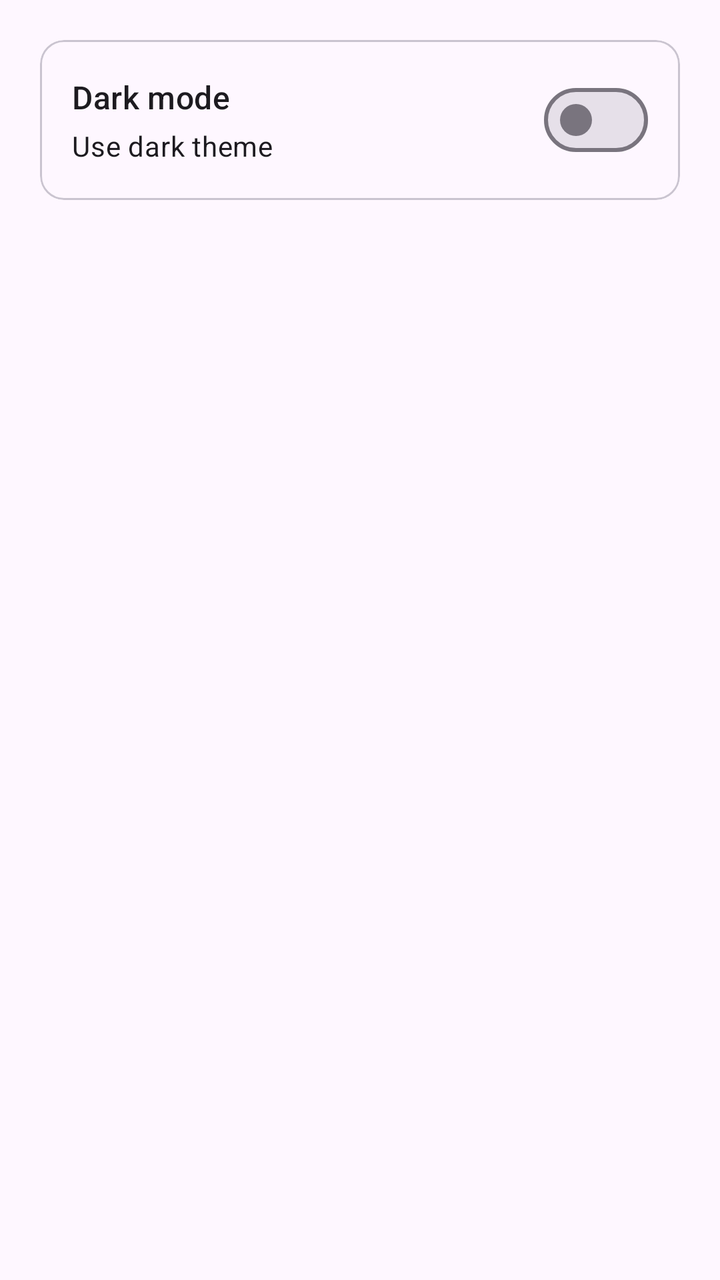
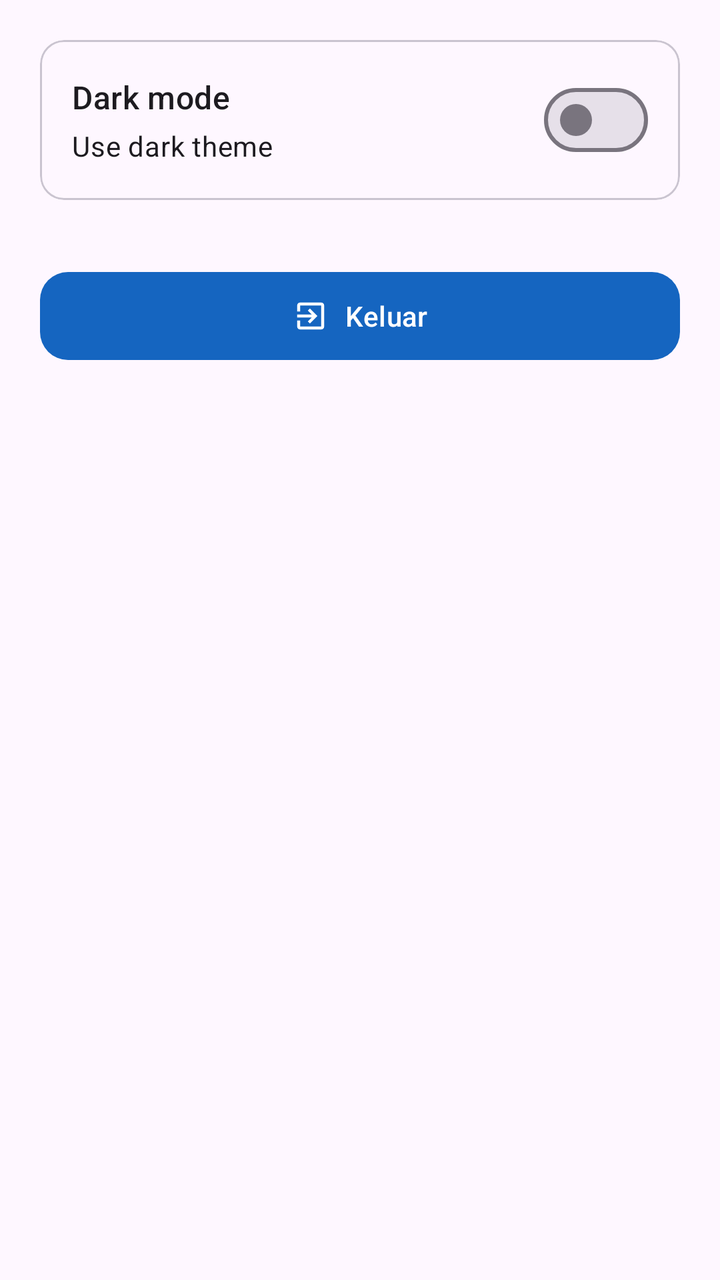

Compare the two renders of this Android layout. The source of the first and the diff that turns it into the second are given below.
<!-- AndroidManifest.xml: application theme Theme.GithubUser -->
<!-- res/layout/fragment_settings.xml -->
<?xml version="1.0" encoding="utf-8"?>
<LinearLayout
    xmlns:android="http://schemas.android.com/apk/res/android"
    android:layout_width="match_parent"
    android:layout_height="match_parent"
    android:orientation="vertical"
    android:padding="20dp">

    <com.google.android.material.card.MaterialCardView
        android:layout_width="match_parent"
        android:layout_height="wrap_content">

        <LinearLayout
            android:layout_width="match_parent"
            android:layout_height="wrap_content"
            android:gravity="center_vertical"
            android:orientation="horizontal"
            android:padding="16dp">

            <LinearLayout
                android:layout_width="0dp"
                android:layout_height="wrap_content"
                android:layout_weight="1"
                android:orientation="vertical">

                <TextView
                    android:layout_width="wrap_content"
                    android:layout_height="wrap_content"
                    android:text="@string/dark_mode"
                    android:textAppearance="?attr/textAppearanceTitleMedium" />

                <TextView
                    android:layout_width="wrap_content"
                    android:layout_height="wrap_content"
                    android:layout_marginTop="4dp"
                    android:text="@string/dark_mode_description"
                    android:textAppearance="?attr/textAppearanceBodyMedium" />

            </LinearLayout>

            <com.google.android.material.materialswitch.MaterialSwitch
                android:id="@+id/switchDarkMode"
                android:layout_width="wrap_content"
                android:layout_height="wrap_content" />

        </LinearLayout>

    </com.google.android.material.card.MaterialCardView>

</LinearLayout>
<!-- resources referenced by this layout -->
<resources>
  <string name="dark_mode">Dark mode</string>
  <string name="dark_mode_description">Use dark theme</string>
  <style name="Theme.GithubUser" parent="Base.Theme.GithubUser" />
  <style name="Base.Theme.GithubUser" parent="Theme.Material3.DayNight.NoActionBar">
  
          
          <item name="colorPrimary">@color/primary_blue</item>
          <item name="colorOnPrimary">@color/on_primary_blue</item>
          <item name="colorPrimaryContainer">@color/primary_container_blue</item>
          <item name="colorOnPrimaryContainer">@color/on_primary_container_blue</item>
  
          
          <item name="colorSecondary">@color/secondary_blue</item>
          <item name="colorOnSecondary">@color/on_secondary_blue</item>
          <item name="colorSecondaryContainer">@color/secondary_container_blue</item>
          <item name="colorOnSecondaryContainer">@color/on_secondary_container_blue</item>
  
          
          <item name="android:colorAccent">@color/primary_blue</item>
          <item name="android:navigationBarColor">?attr/colorSurface</item>
          <item name="android:windowLightNavigationBar">true</item>
  
      </style>
  <color name="primary_blue">#1565C0</color>
  <color name="on_primary_blue">#FFFFFFFF</color>
  <color name="primary_container_blue">#D6E4FF</color>
  <color name="on_primary_container_blue">#001B3F</color>
  <color name="secondary_blue">#4F64A0</color>
  <color name="on_secondary_blue">#FFFFFFFF</color>
  <color name="secondary_container_blue">#DCE2FF</color>
  <color name="on_secondary_container_blue">#0A1A40</color>
</resources>

<!-- the commit's change to res/layout/fragment_settings.xml (unified diff, before → after) -->
@@ -1,6 +1,6 @@
 <?xml version="1.0" encoding="utf-8"?>
-<LinearLayout
-    xmlns:android="http://schemas.android.com/apk/res/android"
+<LinearLayout xmlns:android="http://schemas.android.com/apk/res/android"
+    xmlns:app="http://schemas.android.com/apk/res-auto"
     android:layout_width="match_parent"
     android:layout_height="match_parent"
     android:orientation="vertical"
@@ -47,4 +47,16 @@
 
     </com.google.android.material.card.MaterialCardView>
 
+    <com.google.android.material.button.MaterialButton
+        android:id="@+id/btnExit"
+        android:layout_width="match_parent"
+        android:layout_height="wrap_content"
+        android:layout_marginTop="32dp"
+        android:minHeight="52dp"
+        android:text="Keluar"
+        android:textAllCaps="false"
+        app:cornerRadius="14dp"
+        app:icon="@drawable/ic_exit"
+        app:iconGravity="textStart" />
+
 </LinearLayout>
<!-- resource entries referenced after the edit -->
@@ -1,10 +1,22 @@
 <!-- resources referenced by this layout -->
 <resources>
+  <!-- drawable ic_exit (drawable) -->
+  <?xml version="1.0" encoding="utf-8"?>
+  <vector xmlns:android="http://schemas.android.com/apk/res/android"
+      android:width="24dp"
+      android:height="24dp"
+      android:viewportHeight="24"
+      android:viewportWidth="24">
+      <path
+          android:fillColor="#ff000000"
+          android:pathData="M10.09,15.59L11.5,17l5,-5 -5,-5 -1.41,1.41L12.67,11H3v2h9.67l-2.58,2.59zM19,3H5c-1.11,0 -2,0.9 -2,2v4h2V5h14v14H5v-4H3v4c0,1.1 0.89,2 2,2h14c1.1,0 2,-0.9 2,-2V5c0,-1.1 -0.9,-2 -2,-2z"/>
+  
+  </vector>
   <string name="dark_mode">Dark mode</string>
   <string name="dark_mode_description">Use dark theme</string>
   <style name="Theme.GithubUser" parent="Base.Theme.GithubUser" />
   <style name="Base.Theme.GithubUser" parent="Theme.Material3.DayNight.NoActionBar">
-  
+          <item name="windowActionBar">false</item>
           
           <item name="colorPrimary">@color/primary_blue</item>
           <item name="colorOnPrimary">@color/on_primary_blue</item>
@@ -20,7 +32,7 @@
           
           <item name="android:colorAccent">@color/primary_blue</item>
           <item name="android:navigationBarColor">?attr/colorSurface</item>
-          <item name="android:windowLightNavigationBar">true</item>
+  
   
       </style>
   <color name="primary_blue">#1565C0</color>
